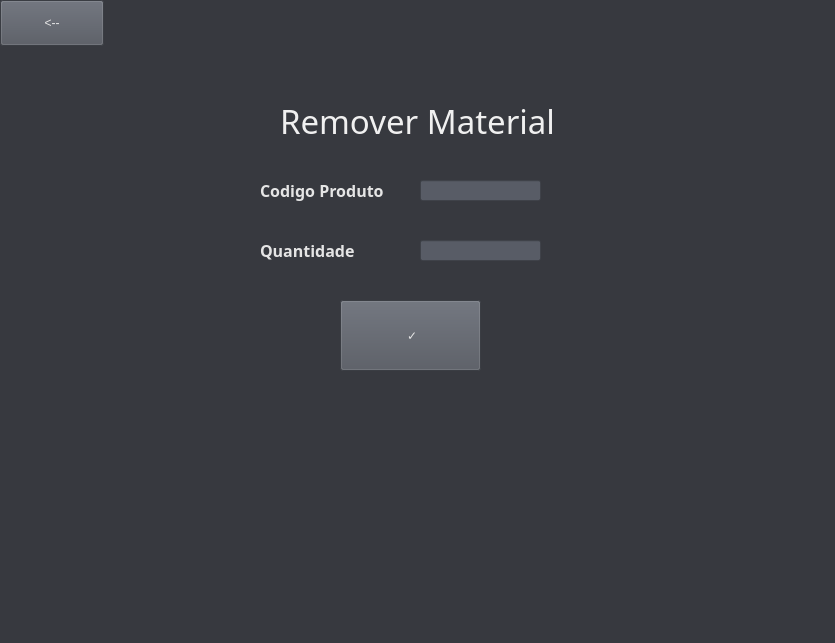
Before: the Qt Designer form SYSTEM CONTROL/Estoquer.ui in victorkok/OPE-Oficina-Mecanica, drawn with Qt 5.
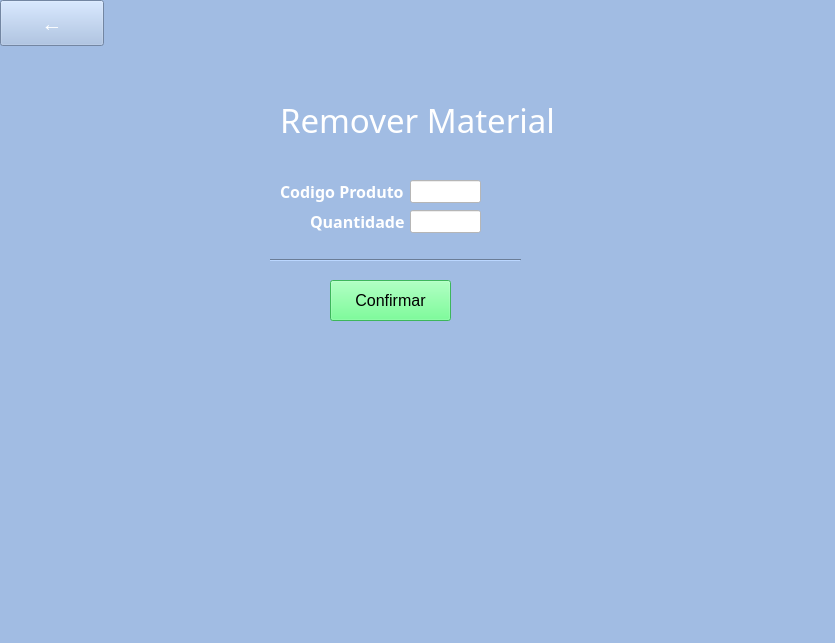
After: the same form once the commit is applied.

```diff
--- a/SYSTEM CONTROL/Estoquer.ui
+++ b/SYSTEM CONTROL/Estoquer.ui
@@ -14,8 +14,7 @@
    <string>MainWindow</string>
   </property>
   <property name="styleSheet">
-   <string notr="true">background-color : rgb(55, 57, 63);
-color: rgb(229, 229, 229);</string>
+   <string notr="true">background-color: rgb(161, 188, 227);</string>
   </property>
   <widget class="QWidget" name="centralwidget">
    <widget class="QLabel" name="label">
@@ -37,10 +36,10 @@
      <bool>false</bool>
     </property>
     <property name="styleSheet">
-     <string notr="true">color: rgb(240, 240, 240);</string>
+     <string notr="true">color: rgb(0, 0, 0);</string>
     </property>
     <property name="text">
-     <string>Remover Material</string>
+     <string>&lt;html&gt;&lt;head/&gt;&lt;body&gt;&lt;p&gt;&lt;span style=&quot; color:#ffffff;&quot;&gt;Remover Material&lt;/span&gt;&lt;/p&gt;&lt;/body&gt;&lt;/html&gt;</string>
     </property>
    </widget>
    <widget class="QLabel" name="Produto">
@@ -49,10 +48,10 @@
     </property>
     <property name="geometry">
      <rect>
-      <x>260</x>
+      <x>280</x>
       <y>180</y>
-      <width>141</width>
-      <height>21</height>
+      <width>131</width>
+      <height>23</height>
      </rect>
     </property>
     <property name="font">
@@ -70,8 +69,18 @@
     <property name="autoFillBackground">
      <bool>false</bool>
     </property>
+    <property name="styleSheet">
+     <string notr="true">color: rgb(0, 0, 0);
+</string>
+    </property>
+    <property name="frameShape">
+     <enum>QFrame::NoFrame</enum>
+    </property>
+    <property name="frameShadow">
+     <enum>QFrame::Sunken</enum>
+    </property>
     <property name="text">
-     <string>Codigo Produto</string>
+     <string>&lt;html&gt;&lt;head/&gt;&lt;body&gt;&lt;p&gt;&lt;span style=&quot; color:#ffffff;&quot;&gt;Codigo Produto&lt;/span&gt;&lt;/p&gt;&lt;/body&gt;&lt;/html&gt;</string>
     </property>
     <property name="textFormat">
      <enum>Qt::AutoText</enum>
@@ -80,10 +89,10 @@
    <widget class="QLabel" name="qtd">
     <property name="geometry">
      <rect>
-      <x>260</x>
-      <y>240</y>
+      <x>310</x>
+      <y>210</y>
       <width>101</width>
-      <height>21</height>
+      <height>23</height>
      </rect>
     </property>
     <property name="font">
@@ -95,8 +104,17 @@
       <bold>true</bold>
      </font>
     </property>
+    <property name="styleSheet">
+     <string notr="true">color: rgb(0, 0, 0);</string>
+    </property>
+    <property name="frameShape">
+     <enum>QFrame::NoFrame</enum>
+    </property>
+    <property name="frameShadow">
+     <enum>QFrame::Sunken</enum>
+    </property>
     <property name="text">
-     <string>Quantidade</string>
+     <string>&lt;html&gt;&lt;head/&gt;&lt;body&gt;&lt;p&gt;&lt;span style=&quot; color:#ffffff;&quot;&gt;Quantidade&lt;/span&gt;&lt;/p&gt;&lt;/body&gt;&lt;/html&gt;</string>
     </property>
     <property name="textFormat">
      <enum>Qt::AutoText</enum>
@@ -105,43 +123,51 @@
    <widget class="QLineEdit" name="quantidader">
     <property name="geometry">
      <rect>
-      <x>420</x>
-      <y>240</y>
-      <width>121</width>
-      <height>21</height>
+      <x>410</x>
+      <y>210</y>
+      <width>71</width>
+      <height>23</height>
      </rect>
     </property>
     <property name="styleSheet">
-     <string notr="true">background-color: rgb(88, 92, 102);</string>
+     <string notr="true">background-color: rgb(255, 255, 255);</string>
     </property>
    </widget>
    <widget class="QPushButton" name="buttonr">
     <property name="geometry">
      <rect>
-      <x>340</x>
-      <y>300</y>
-      <width>141</width>
-      <height>71</height>
+      <x>330</x>
+      <y>280</y>
+      <width>121</width>
+      <height>41</height>
      </rect>
     </property>
+    <property name="font">
+     <font>
+      <pointsize>12</pointsize>
+     </font>
+    </property>
     <property name="styleSheet">
-     <string notr="true">background-color: rgb(81, 85, 94);</string>
+     <string notr="true">background-color: rgb(85, 255, 127);</string>
     </property>
     <property name="text">
-     <string>	✓</string>
+     <string>Confirmar</string>
     </property>
    </widget>
    <widget class="QLineEdit" name="codigor">
     <property name="geometry">
      <rect>
-      <x>420</x>
+      <x>410</x>
       <y>180</y>
-      <width>121</width>
-      <height>21</height>
+      <width>71</width>
+      <height>23</height>
      </rect>
     </property>
     <property name="styleSheet">
-     <string notr="true">background-color: rgb(88, 92, 102);</string>
+     <string notr="true">background-color: rgb(255, 255, 255);</string>
+    </property>
+    <property name="text">
+     <string/>
     </property>
    </widget>
    <widget class="QPushButton" name="voltar">
@@ -161,14 +187,27 @@
     </property>
     <property name="font">
      <font>
-      <pointsize>9</pointsize>
+      <pointsize>16</pointsize>
      </font>
     </property>
     <property name="styleSheet">
-     <string notr="true">background-color: rgb(81, 85, 94);</string>
+     <string notr="true">color: rgb(255, 255, 255);</string>
     </property>
     <property name="text">
-     <string>&lt;--</string>
+     <string>←</string>
+    </property>
+   </widget>
+   <widget class="Line" name="line">
+    <property name="geometry">
+     <rect>
+      <x>270</x>
+      <y>250</y>
+      <width>251</width>
+      <height>20</height>
+     </rect>
+    </property>
+    <property name="orientation">
+     <enum>Qt::Horizontal</enum>
     </property>
    </widget>
   </widget>
```
Left out of the diff: 2 changed lines with no effect on the pictures.
